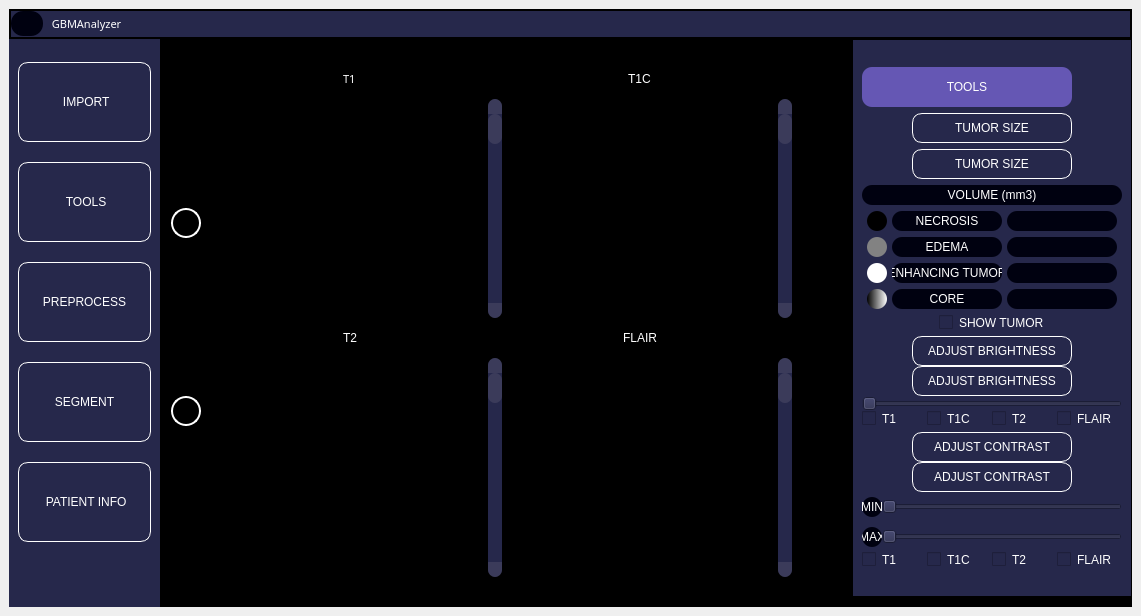
First picture: the form in GUIv2.ui, repository GBM-images-research/GBManalyzer, before the edit.
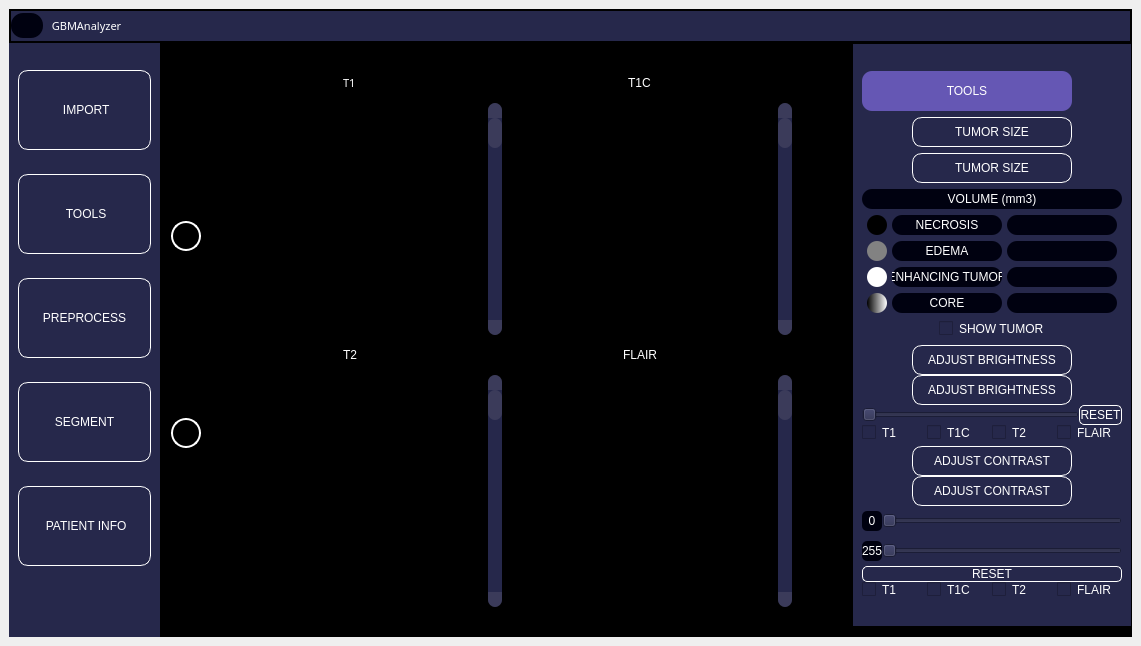
Second picture: the form after the edit. The open tabs and pages were chosen to show the change. Icons and pictures are not drawn.

Commit message: contrast & brightness functions updated

Patch:
```diff
--- a/GUIv2.ui
+++ b/GUIv2.ui
@@ -7,7 +7,7 @@
     <x>0</x>
     <y>0</y>
     <width>1141</width>
-    <height>595</height>
+    <height>646</height>
    </rect>
   </property>
   <property name="windowTitle">
@@ -2477,6 +2477,25 @@
                        </property>
                       </widget>
                      </item>
+                     <item>
+                      <widget class="QPushButton" name="reset_brightness_button">
+                       <property name="minimumSize">
+                        <size>
+                         <width>0</width>
+                         <height>20</height>
+                        </size>
+                       </property>
+                       <property name="styleSheet">
+                        <string notr="true">font: 87 8pt &quot;Arial Black&quot;;
+color: rgb(255, 255, 255);
+border-radius:5px;
+border: 1px solid White;</string>
+                       </property>
+                       <property name="text">
+                        <string>RESET</string>
+                       </property>
+                      </widget>
+                     </item>
                     </layout>
                    </item>
                    <item>
@@ -2630,13 +2649,15 @@
                        </property>
                        <property name="styleSheet">
                         <string notr="true">font: 87 6pt &quot;Arial Black&quot;;
-color: rgb(255, 255, 255);
 background-color: rgb(0, 1, 16);
-border-radius:10px;
+color: rgb(255, 255, 255);
+border-radius:5px;
+
+
 </string>
                        </property>
                        <property name="text">
-                        <string>MIN</string>
+                        <string>0</string>
                        </property>
                        <property name="alignment">
                         <set>Qt::AlignCenter</set>
@@ -2681,11 +2702,12 @@
                         <string notr="true">font: 87 6pt &quot;Arial Black&quot;;
 background-color: rgb(0, 1, 16);
 color: rgb(255, 255, 255);
-border-radius:10px;
+border-radius:5px;
+
 </string>
                        </property>
                        <property name="text">
-                        <string>MAX</string>
+                        <string>255</string>
                        </property>
                        <property name="alignment">
                         <set>Qt::AlignCenter</set>
@@ -2710,6 +2732,19 @@
                      </item>
                     </layout>
                    </item>
+                   <item>
+                    <widget class="QPushButton" name="reset_contrast_button">
+                     <property name="styleSheet">
+                      <string notr="true">font: 87 8pt &quot;Arial Black&quot;;
+color: rgb(255, 255, 255);
+border-radius:5px;
+border: 1px solid White;</string>
+                     </property>
+                     <property name="text">
+                      <string>RESET</string>
+                     </property>
+                    </widget>
+                   </item>
                    <item>
                     <layout class="QHBoxLayout" name="horizontalLayout_14">
                      <item alignment="Qt::AlignVCenter">
```
Left out of the diff: 2 changed lines with no effect on the pictures. The commit also changes 2 other files.
